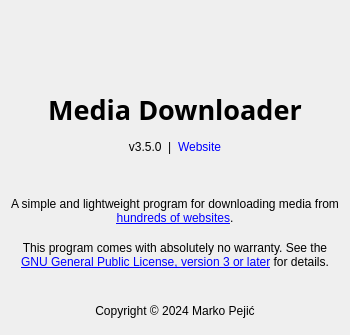
Before: the Qt Designer form designer/about_window.ui in markop404/media-downloader, drawn with Qt 5.
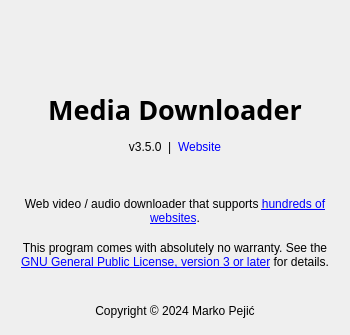
After: the same form once the commit is applied. Icons and pictures are not drawn.

Commit message: Update app description in about_window.ui

Diff of the .ui file:
```diff
--- a/designer/about_window.ui
+++ b/designer/about_window.ui
@@ -95,7 +95,7 @@
    <item>
     <widget class="QLabel" name="descriptionLabel">
      <property name="text">
-      <string>A simple and lightweight program for downloading media from &lt;a href=&quot;https://downloader.markopejic.com/supported-websites&quot;&gt;hundreds of websites&lt;/a&gt;.</string>
+      <string>Web video / audio downloader that supports &lt;a href=&quot;https://downloader.markopejic.com/supported-websites&quot;&gt;hundreds of websites&lt;/a&gt;.</string>
      </property>
      <property name="alignment">
       <set>Qt::AlignmentFlag::AlignCenter</set>
```
